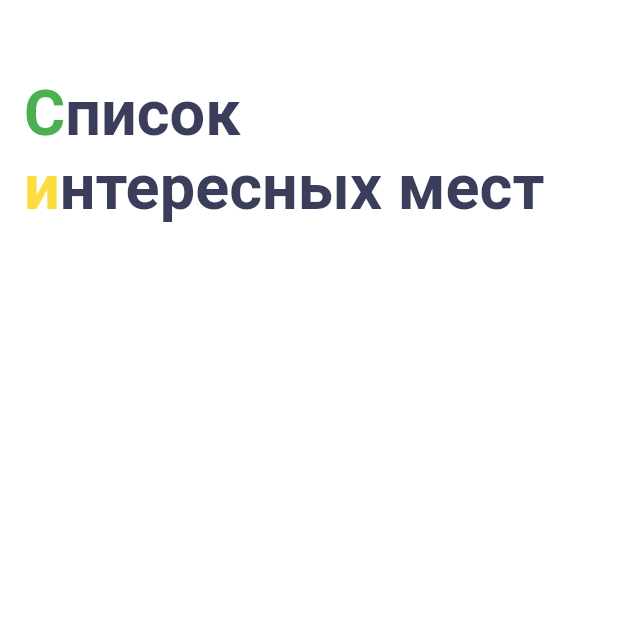
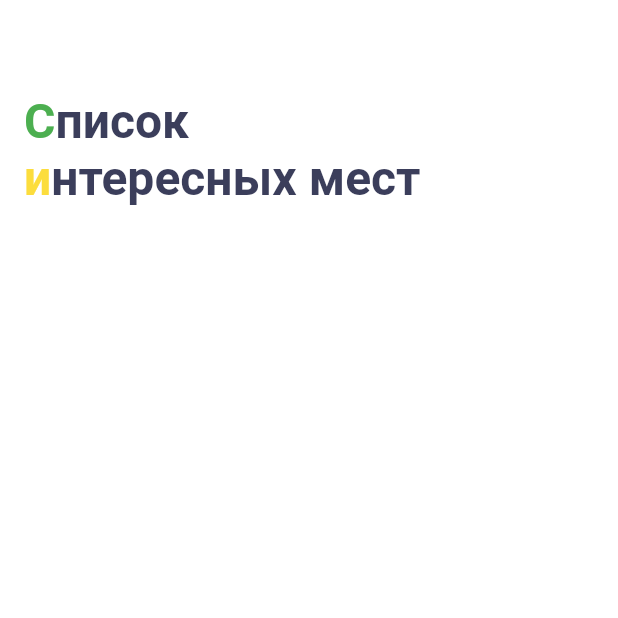
Before and after one commit to alexbozhko-flutter/surf-flutter-course-bozhko, a Flutter app: the screen it shows after launch, on a phone screen of 412 x 824 dp, the top half of it. Run offline on Flutter 3.47's test engine with Material 2 defaults, Android fonts, the phone set to English and light mode, and no system bars.

```diff
--- a/lib/ui/screen/sight_list_sreen.dart
+++ b/lib/ui/screen/sight_list_sreen.dart
@@ -5,7 +5,7 @@ import 'package:flutter/material.dart';
 TextStyle largeTitle = TextStyle(
   color: Color(0xff3B3E5B), //hex color из css макета
   fontFamily: 'Roboto',
-  fontSize: 42.0, //фонт пришлось увеличить принудительно, похоже размер шрифта
+  fontSize: 32.0, //фонт пришлось увеличить принудительно, похоже размер шрифта
   // в RichText воспроизводится неправильно (см. ниже по коду)
   fontWeight: FontWeight.bold,
   fontStyle: FontStyle.normal,
@@ -13,8 +13,9 @@ TextStyle largeTitle = TextStyle(
 
 TextStyle largeTitleGreen = TextStyle(
   color: Color(0xff4CAF50), //hex color из css макета
+// В данном случае остальные параметры можно не дублировать
   fontFamily: 'Roboto',
-  fontSize: 42.0,
+  fontSize: 32.0,
   fontWeight: FontWeight.bold,
   fontStyle: FontStyle.normal,
 );
@@ -22,18 +23,40 @@ TextStyle largeTitleGreen = TextStyle(
 TextStyle largeTitleYellow = TextStyle(
   color: Color(0xffFCDD3D), //hex color из css макета
   fontFamily: 'Roboto',
-  fontSize: 42.0,
+  fontSize: 32.0,
   fontWeight: FontWeight.bold,
   fontStyle: FontStyle.normal,
 );
 
-// StatefulWidget для задания 4.2
+/// TextSpan для отображения заголовка AppBar'а
+TextSpan appBarTitle = TextSpan(
+    style: largeTitle,
+    children: [
+      TextSpan(
+        text: 'С',
+        style: largeTitleGreen,
+      ),
+      TextSpan(
+        text: 'писок',
+      ),
+      TextSpan(
+        text: '\nи',
+        style: largeTitleYellow,
+      ),
+      TextSpan(
+        text: 'нтересных мест',
+      ),
+    ]);
+
+
+/// StatefulWidget для задания 4.2
 class SightListScreen extends StatefulWidget {
   @override
   _SightListScreenState createState() => _SightListScreenState();
 }
 
-// реализация состояния
+
+/// реализация состояния
 class _SightListScreenState extends State<SightListScreen> {
   @override
   Widget build(BuildContext context) {
@@ -59,37 +82,27 @@ class _SightListScreenState extends State<SightListScreen> {
           overflow: TextOverflow.ellipsis,
           textAlign: TextAlign.left,
           // style: largeTitle,
-          style: DefaultTextStyle.of(context).style,
+          style: largeTitle,
         ),
 */
 
-        title: RichText(
+        title:
+// Если использовать нижеследующий код, то размер шрифта будет точно таким же,
+// как и при использовании виджета Text (визуально это будет соответствовать
+// макету).
+/*        Text.rich(appBarTitle,
+            maxLines: 3, // ограничение в 3 строки
+            overflow: TextOverflow.ellipsis,
+            textAlign: TextAlign.left,
+            ),
+*/
+// данный вариант соответствует заданию
+        RichText(
+          text: appBarTitle,
           maxLines: 3, // ограничение в 3 строки
           overflow: TextOverflow.ellipsis,
           textAlign: TextAlign.left,
-          text: TextSpan(
-              // text: '', //  можно и без св-ва text
-              style: largeTitle,
-
-              children: [
-                TextSpan(
-                  text: 'С',
-                  style: largeTitleGreen,
-                ),
-                TextSpan(
-                  text: 'писок ',
-                ),
-                TextSpan(
-                  text: 'и',
-                  style: largeTitleYellow,
-                ),
-                TextSpan(
-                  text: 'нтересных мест',
-                ),
-
-              ]),
         ),
-
       ),
     );
   }
```
